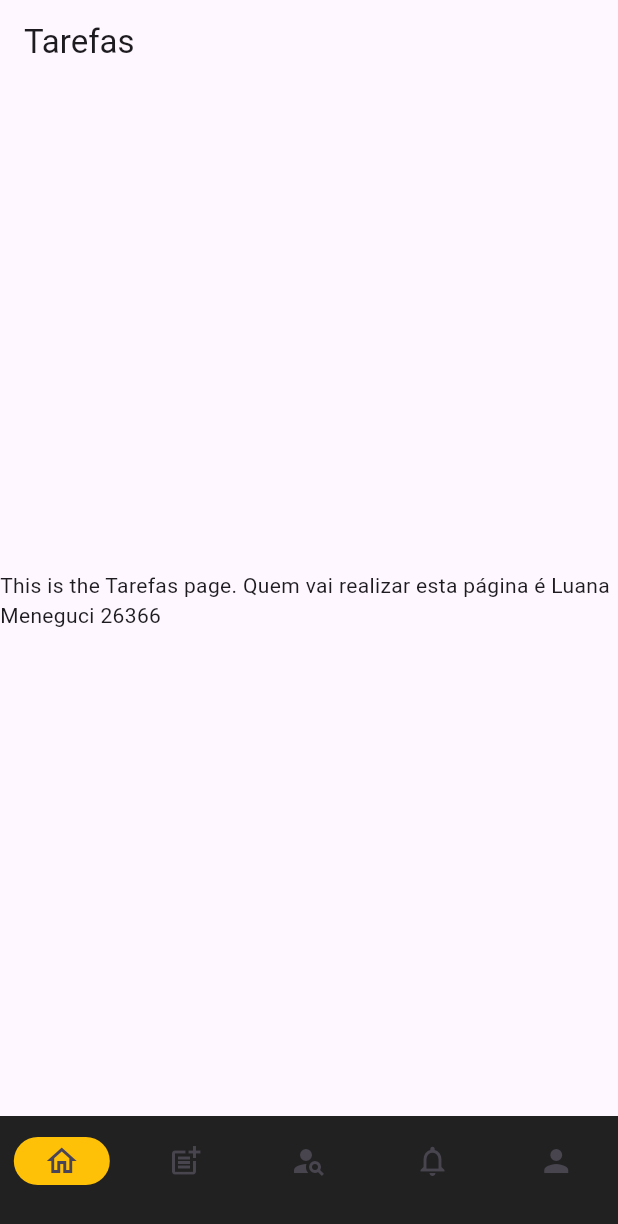
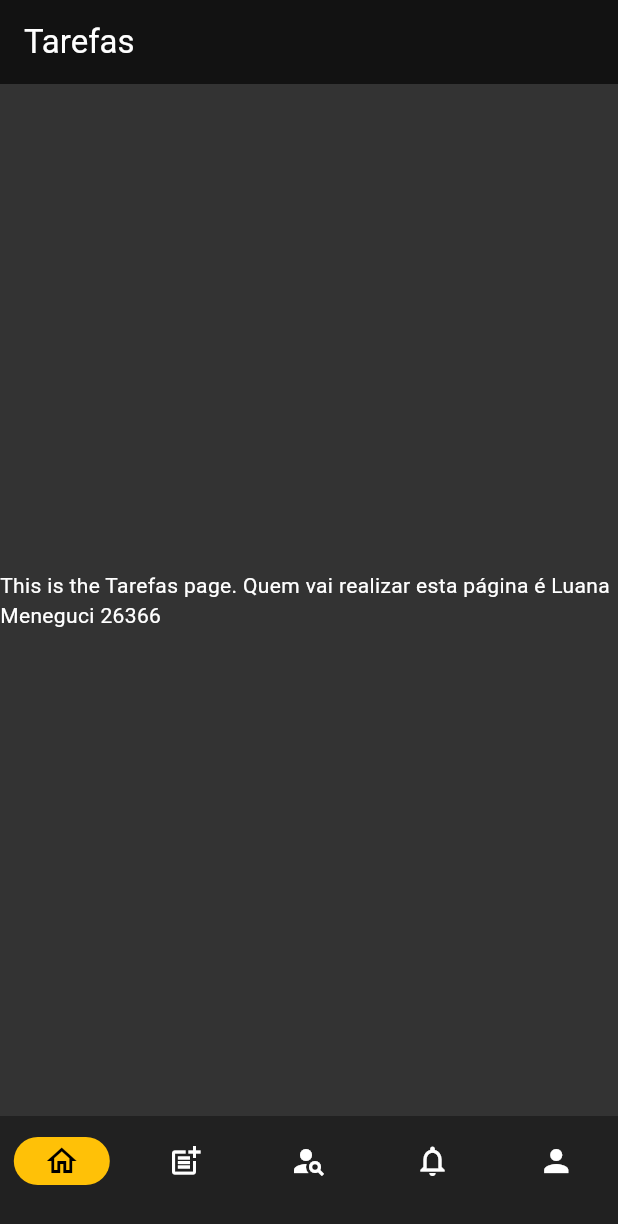
Before and after one commit to luanameneguci/scouting, a Flutter app: the screen it shows after launch, on a phone screen of 412 x 824 dp. Shown: the top 1224 px of the screen. Run offline on Flutter 3.47's test engine with Material 3 defaults, Android fonts, the phone set to English and light mode, and no system bars.

Commit message:
tema e parrabei o nav icon das notificacoes

```diff
--- a/scouting_app/lib/main.dart
+++ b/scouting_app/lib/main.dart
@@ -6,6 +6,7 @@ import 'package:scouting_app/relatorios.dart';
 import 'package:scouting_app/jogadores.dart';
 import 'package:scouting_app/notificacoes.dart';
 import 'package:scouting_app/perfil.dart'; // Import PerfilPage
+import 'package:scouting_app/login.dart';
 
 void main() => runApp(const HomePage());
 
@@ -15,7 +16,28 @@ class HomePage extends StatelessWidget {
   @override
   Widget build(BuildContext context) {
     return MaterialApp(
-      theme: ThemeData(useMaterial3: true),
+      theme: ThemeData(
+          brightness: Brightness.dark,
+          primaryColor: Color(0xFF333333),
+          scaffoldBackgroundColor: Color(0xFF333333),
+          cardColor: Color(0xFF444444),
+          colorScheme: ColorScheme.dark(
+            primary: Color(0xFF333333),
+            secondary: Color(0xFFFFD600), // Yellow accent color
+          ),
+
+          buttonTheme: ButtonThemeData(
+            buttonColor: Color(0xFFFFD600),
+            shape:
+                RoundedRectangleBorder(borderRadius: BorderRadius.circular(8)),
+          ),
+          iconTheme: IconThemeData(color: Color(0xFFFFD600)),
+          bottomNavigationBarTheme: BottomNavigationBarThemeData(
+            backgroundColor: Color(0xFF333333),
+            selectedItemColor: Color(0xFFFFD600),
+            unselectedItemColor: Colors.white54,
+          ),
+          useMaterial3: true),
       home: const Navigation(),
     );
   }
@@ -44,11 +66,10 @@ class _NavigationState extends State<Navigation> {
         },
         indicatorColor: Colors.amber,
         selectedIndex: currentPageIndex,
-
         destinations: const <Widget>[
           NavigationDestination(
             selectedIcon: Icon(Icons.home_outlined),
-            icon: Icon(Icons.home_outlined,size: 30, color: Colors.amber),
+            icon: Icon(Icons.home_outlined, size: 30, color: Colors.amber),
             label: '',
           ),
           NavigationDestination(
@@ -79,7 +100,7 @@ class _NavigationState extends State<Navigation> {
 
         JogadoresPage(),
 
-        NotificacoesPage(),
+        LoginPage(),
 
         // Perfil page (uses PerfilPage here)
         PerfilPage(),
```
Also changed, not shown: scouting_app/lib/login.dart (+22 -2 lines).
